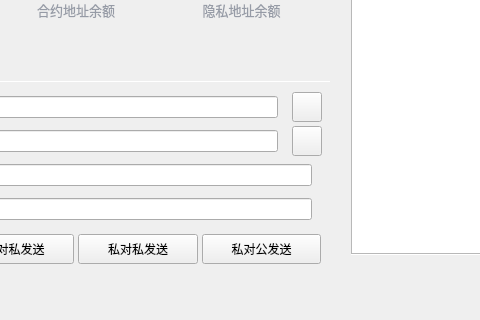
This is src/forms/privacyui.ui in YingQm/dplatform-qt as Qt 5 draws it before an edit; both pictures show x 199 to 679 and y 161 to 481 of the 1080 by 481 pixel window. The edited form follows.
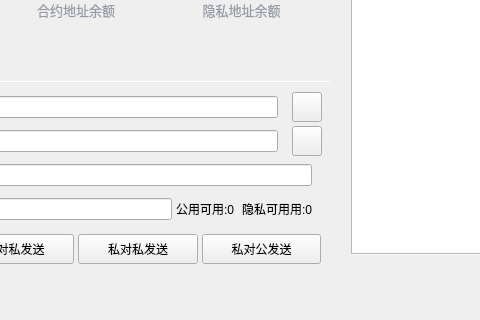
This is the edited form. Icons and pictures are not drawn. Custom widgets are drawn as their Qt base class.

Commit message: 隐私交易列表显示完善

The edit to the form file:
```diff
--- a/src/forms/privacyui.ui
+++ b/src/forms/privacyui.ui
@@ -1046,6 +1046,20 @@
                     <item>
                      <widget class="QLineEdit" name="payAmount"/>
                     </item>
+                    <item>
+                     <widget class="QLabel" name="usableAmountLabel">
+                      <property name="text">
+                       <string>公用可用:0 </string>
+                      </property>
+                     </widget>
+                    </item>
+                    <item>
+                     <widget class="QLabel" name="usablePrivacyLabel">
+                      <property name="text">
+                       <string>隐私可用用:0</string>
+                      </property>
+                     </widget>
+                    </item>
                    </layout>
                   </widget>
                  </item>
```
The commit also changes 6 other files.
